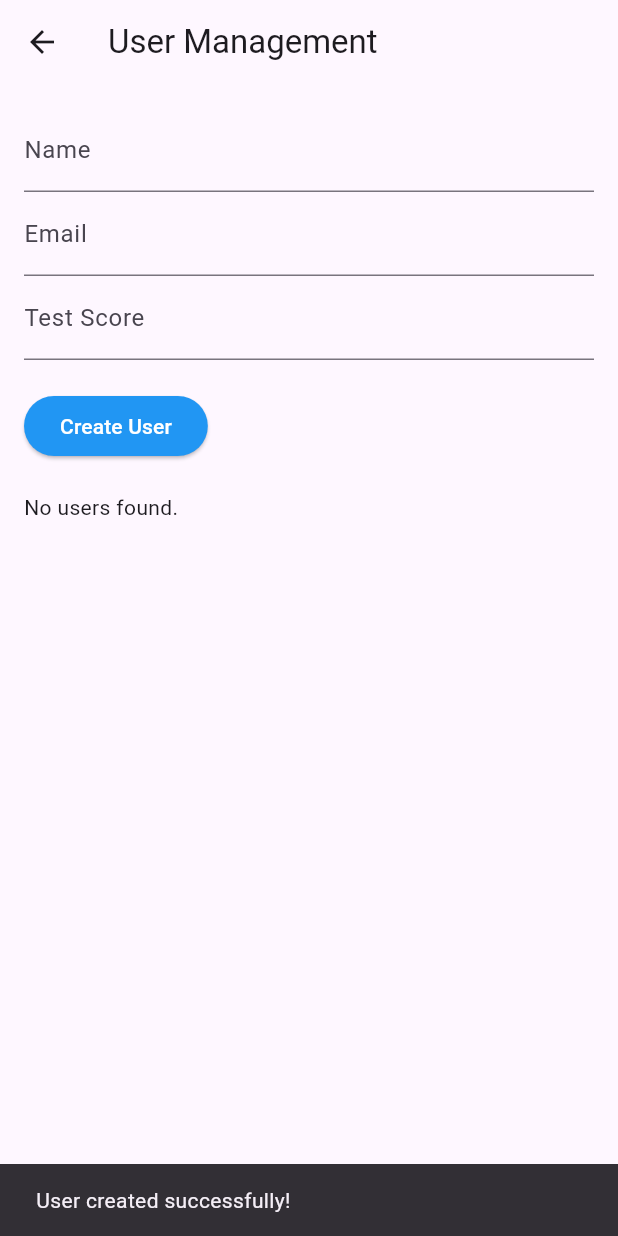
After one commit to whatebria/VoleyApp, a Flutter app: the UserManagementScreen screen opened directly, after a tap on "Create User", on a phone screen of 412 x 824 dp. The commit adds this screen. Run offline on Flutter 3.47's test engine with Material 3 defaults, Android fonts, the phone set to English and light mode, and no system bars; our stand-ins replace cloud_firestore, cloud_functions, firebase_auth, firebase_core, flutter_riverpod; accounts and stored records are empty.

Commit message:
feat(evaluation): add user selection and testScores with improved UI

```diff
--- a/voley_app/lib/src/models/user.dart
+++ b/voley_app/lib/src/models/user.dart
@@ -27,6 +27,8 @@ class User {
 
   final DateTime createdAt;
 
+  final List<int> testScores;
+
   User({
     required this.id,
 
@@ -37,6 +39,8 @@ class User {
     required this.role,
 
     required this.createdAt,
+
+    this.testScores = const [],
   });
 
   Map<String, dynamic> toJson() => {
@@ -49,6 +53,7 @@ class User {
     'role': role.toJson(),
 
     'createdAt': Timestamp.fromDate(createdAt),
+    'testScores': testScores,
   };
 
   static User fromJson(Map<String, dynamic> json) {
@@ -62,6 +67,7 @@ class User {
       role: UserRole.fromJson(json['role'] as String),
 
       createdAt: (json['createdAt'] as Timestamp).toDate(),
+      testScores: List<int>.from(json['testScores'] ?? []),
     );
   }
 
--- a/voley_app/lib/src/screens/home_screen.dart
+++ b/voley_app/lib/src/screens/home_screen.dart
@@ -123,20 +123,19 @@ class HomeScreen extends ConsumerWidget {
                   _buildMenuCard(
                     context,
 
-                    icon: Icons.sports_volleyball,
+                    icon: Icons.person,
 
-                    title: 'Ejercicios',
+                    title: 'User Management',
 
-                    subtitle: 'Base de datos',
+                    subtitle: 'Manage users',
 
-                    color: Colors.purple,
+                    color: Colors.teal,
 
                     onTap: () {
-                      ScaffoldMessenger.of(context).showSnackBar(
-                        const SnackBar(
-                          content: Text(
-                            'Próximamente: Base de datos de ejercicios',
-                          ),
+                      Navigator.push(
+                        context,
+                        MaterialPageRoute(
+                          builder: (context) => UserManagementScreen(),
                         ),
                       );
                     },
--- /dev/null
+++ b/voley_app/lib/src/screens/user_management_screen.dart
@@ -0,0 +1,84 @@
+import 'package:flutter/material.dart';
+import 'package:flutter_riverpod/flutter_riverpod.dart';
+import 'package:voley_app/src/models/user.dart';
+import 'package:voley_app/src/services/user_service.dart';
+
+class UserManagementScreen extends ConsumerWidget {
+  final UserService _userService = UserService();
+
+  @override
+  Widget build(BuildContext context, WidgetRef ref) {
+    final userNameController = TextEditingController();
+    final userEmailController = TextEditingController();
+    final testScoreController = TextEditingController();
+
+    return Scaffold(
+      appBar: AppBar(title: const Text('User Management')),
+      body: Padding(
+        padding: const EdgeInsets.all(16.0),
+        child: Column(
+          crossAxisAlignment: CrossAxisAlignment.start,
+          children: [
+            TextField(
+              controller: userNameController,
+              decoration: const InputDecoration(labelText: 'Name'),
+            ),
+            TextField(
+              controller: userEmailController,
+              decoration: const InputDecoration(labelText: 'Email'),
+            ),
+            TextField(
+              controller: testScoreController,
+              decoration: const InputDecoration(labelText: 'Test Score'),
+              keyboardType: TextInputType.number,
+            ),
+            const SizedBox(height: 20),
+            ElevatedButton(
+              onPressed: () async {
+                final user = User(
+                  id: DateTime.now().millisecondsSinceEpoch.toString(),
+                  email: userEmailController.text,
+                  name: userNameController.text,
+                  role: UserRole.player,
+                  createdAt: DateTime.now(),
+                  testScores: [int.tryParse(testScoreController.text) ?? 0],
+                );
+                await _userService.createUser(user);
+                ScaffoldMessenger.of(context).showSnackBar(
+                  const SnackBar(content: Text('User created successfully!')),
+                );
+              },
+              child: const Text('Create User'),
+            ),
+            const SizedBox(height: 20),
+            FutureBuilder<List<User>>(
+              future: _userService.getUsers(),
+              builder: (context, snapshot) {
+                if (snapshot.connectionState == ConnectionState.waiting) {
+                  return const CircularProgressIndicator();
+                } else if (snapshot.hasError) {
+                  return Text('Error: ${snapshot.error}');
+                } else if (!snapshot.hasData || snapshot.data!.isEmpty) {
+                  return const Text('No users found.');
+                } else {
+                  return DropdownButton<User>(
+                    hint: const Text('Select User'),
+                    items: snapshot.data!.map((user) {
+                      return DropdownMenuItem<User>(
+                        value: user,
+                        child: Text(user.name),
+                      );
+                    }).toList(),
+                    onChanged: (User? selectedUser) {
+                      // Handle user selection
+                    },
+                  );
+                }
+              },
+            ),
+          ],
+        ),
+      ),
+    );
+  }
+}
--- /dev/null
+++ b/voley_app/lib/src/services/user_service.dart
@@ -0,0 +1,27 @@
+import 'package:cloud_firestore/cloud_firestore.dart';
+import 'package:voley_app/src/models/user.dart';
+
+class UserService {
+  final CollectionReference _usersCollection =
+      FirebaseFirestore.instance.collection('users');
+
+  Future<void> createUser(User user) async {
+    try {
+      await _usersCollection.doc(user.id).set(user.toJson());
+    } catch (e) {
+      print('Error creating user: $e');
+    }
+  }
+
+  Future<List<User>> getUsers() async {
+    try {
+      final querySnapshot = await _usersCollection.get();
+      return querySnapshot.docs
+          .map((doc) => User.fromJson(doc.data() as Map<String, dynamic>))
+          .toList();
+    } catch (e) {
+      print('Error retrieving users: $e');
+      return [];
+    }
+  }
+}
```
